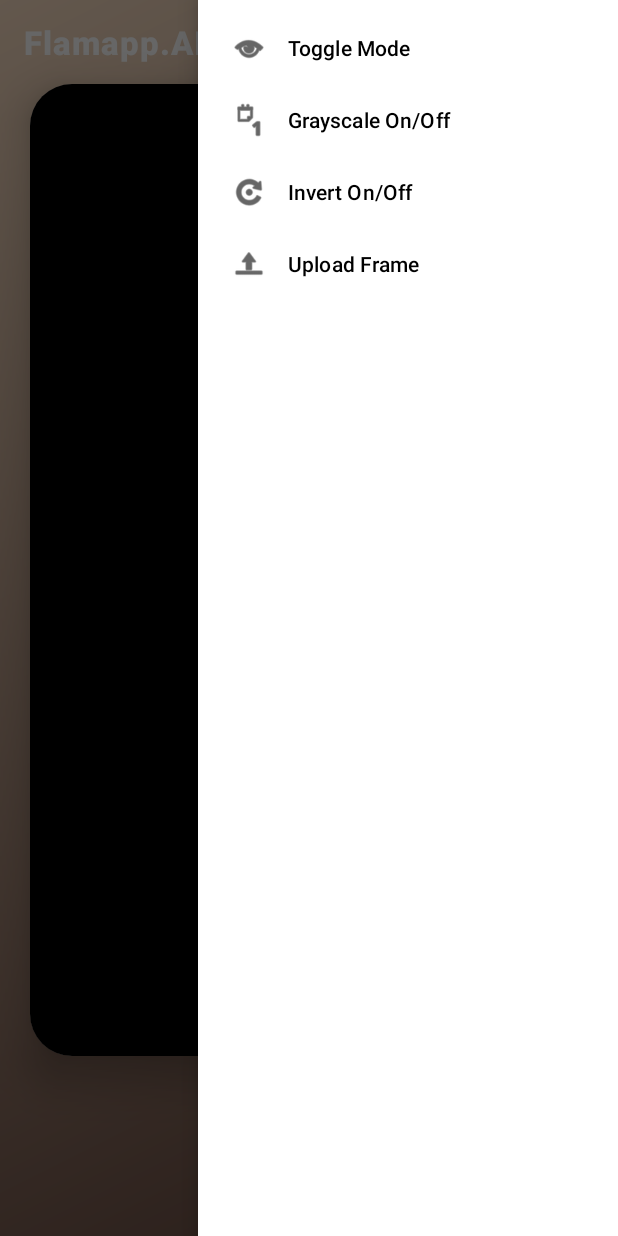
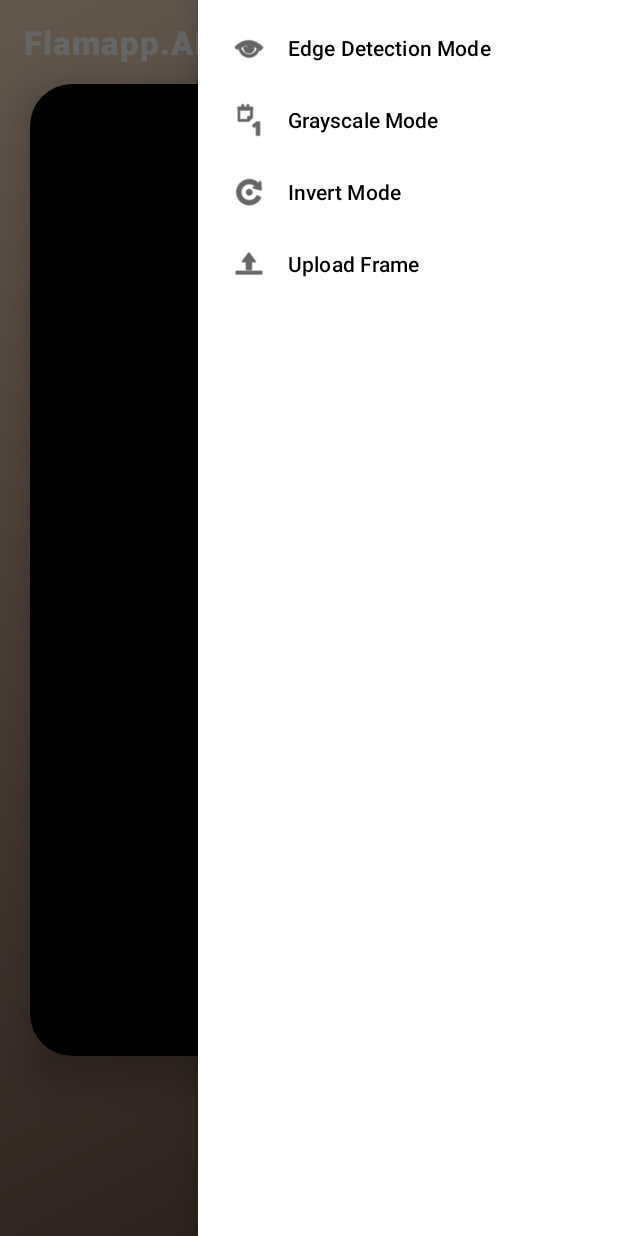
Before and after one commit to obitouchiharinn/FlamAPPAi, an Android app: the screen it shows after launch (MainActivity), with the side drawer open, on a phone screen of 412 x 824 dp. Run offline under Robolectric (Android 15) with nearby library versions, the phone set to English and light mode, and no system bars; 1 statement that could not run was skipped.

Commit message:
updated menu_drawer

```diff
--- a/app/src/main/res/menu/menu_drawer.xml
+++ b/app/src/main/res/menu/menu_drawer.xml
@@ -3,17 +3,17 @@
 
     <item
         android:id="@+id/menu_toggle"
-        android:title="Toggle Mode"
+        android:title="Edge Detection Mode"
         android:icon="@android:drawable/ic_menu_view" />
 
     <item
         android:id="@+id/menu_gray"
-        android:title="Grayscale On/Off"
+        android:title="Grayscale Mode"
         android:icon="@android:drawable/ic_menu_day" />
 
     <item
         android:id="@+id/menu_invert"
-        android:title="Invert On/Off"
+        android:title="Invert Mode"
         android:icon="@android:drawable/ic_menu_rotate" />
 
     <item
```
